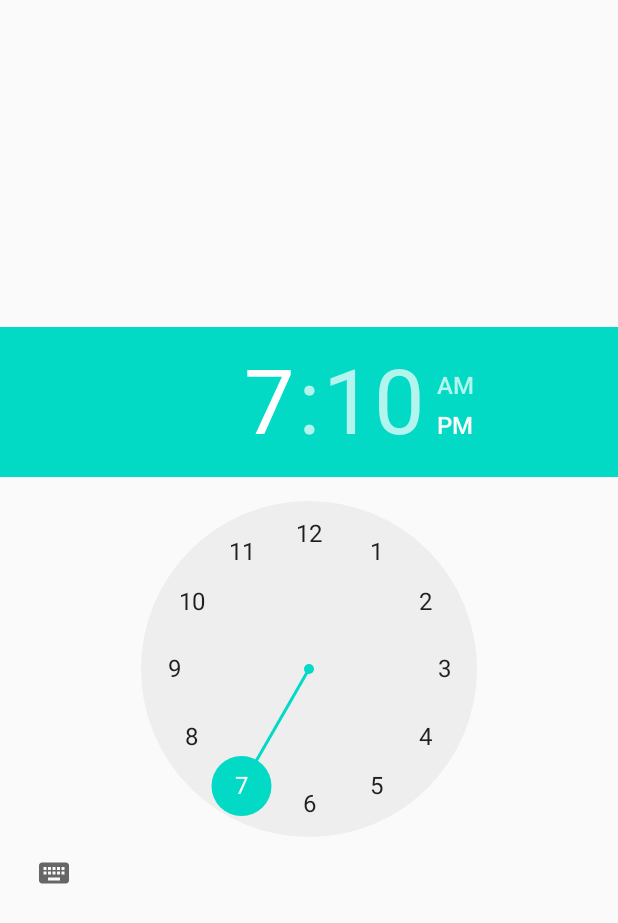
After one commit to SammyBM/CriminalIntent, an Android app: the layout time_dialog.xml on its own in the app's theme, with its tools: preview values and no code run, on a phone screen of 412 x 824 dp. The commit adds this screen. Shown: the top 923 px of the screen. Run offline under Robolectric (Android 15) with nearby library versions, the phone set to English and light mode, and no system bars.

Commit message:
Version 3.7: New time dialog, seconds missing though

```diff
--- a/app/build.gradle
+++ b/app/build.gradle
@@ -33,6 +33,4 @@ dependencies {
     androidTestImplementation 'androidx.test.espresso:espresso-core:3.2.0'
     implementation 'com.google.android.gms:play-services:7.3.0'
     implementation 'androidx.recyclerview:recyclerview:1.0.0'
-    //implementation('com.google.android.gms.play-services.7.3.0')
-
 }
--- /dev/null
+++ b/app/src/main/res/layout/time_dialog.xml
@@ -0,0 +1,15 @@
+<?xml version="1.0" encoding="utf-8"?>
+<TimePicker
+    android:id="@+id/dialog_time_picker"
+    android:layout_width="wrap_content"
+    android:layout_height="wrap_content"
+    android:layout_gravity="center"
+    android:gravity="center"
+    xmlns:android="http://schemas.android.com/apk/res/android">
+  <!--  <androidx.appcompat.widget.AppCompatSeekBar
+        android:layout_width="100dp"
+        android:layout_height="100dp"
+        android:layout_gravity="center"
+        android:layout_marginTop="25dp"></androidx.appcompat.widget.AppCompatSeekBar>
+    -->
+</TimePicker>
```
Also changed, not shown: app/src/main/java/com/example/criminalintent/CrimeFragment.java (+14 -0 lines), app/src/main/java/com/example/criminalintent/TimePickerFragment.java (added, +84 -0 lines).
